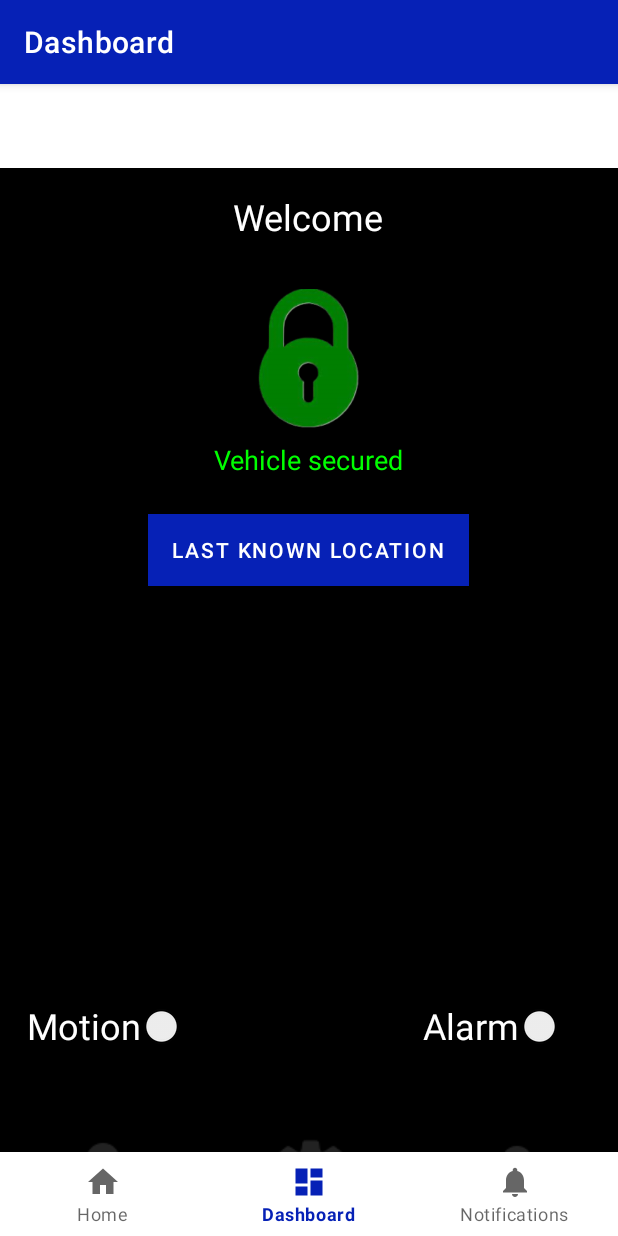
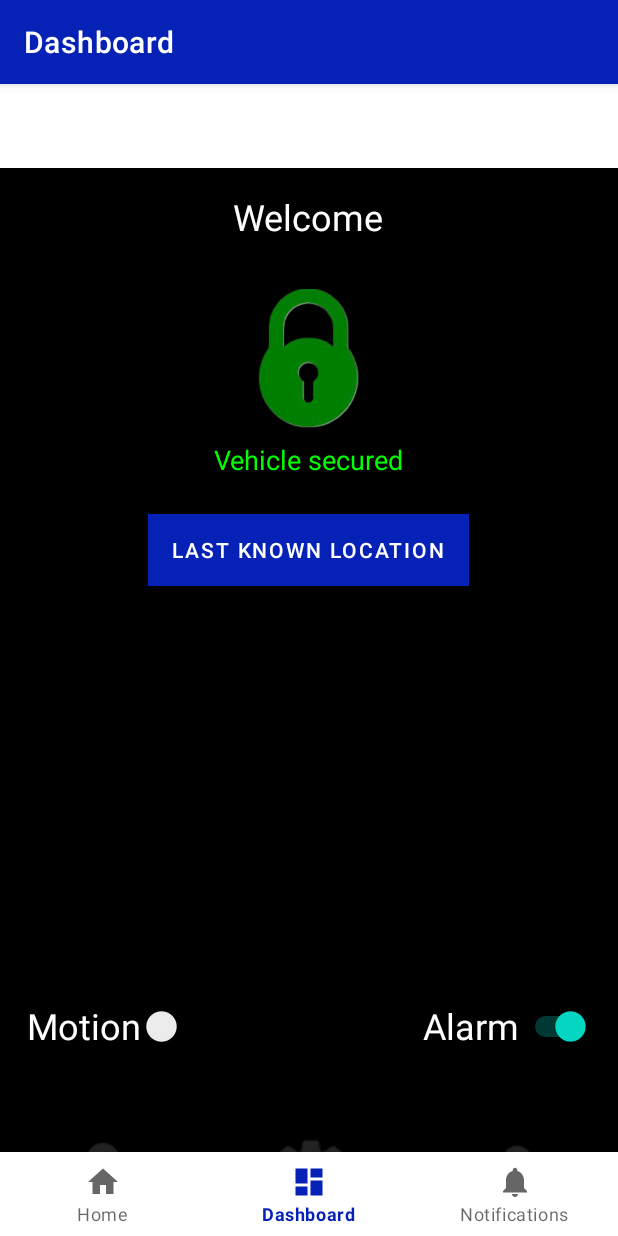
Before and after one commit to Yashraj-Rathore/Application, an Android app: the DashboardFragment screen opened through its navigation route, on a phone screen of 412 x 824 dp. Run offline under Robolectric (Android 15) with nearby library versions, the phone set to English and light mode, and no system bars; our stand-ins replace Firebase (no records; nobody signed in at launch, a user with empty details on screens opened directly), navigation-ui; libraries missing offline, so code that uses them is left out: org.checkerframework.checker.

Commit message:
proj 4000

```diff
--- a/app/src/main/java/com/example/myapplication/MainActivity.java
+++ b/app/src/main/java/com/example/myapplication/MainActivity.java
@@ -12,6 +12,9 @@ import android.util.Log;
 
 
 import android.Manifest;
+import android.widget.CompoundButton;
+import android.widget.Switch;
+
 import com.example.antitheft.R;
 import com.google.android.gms.tasks.OnFailureListener;
 import com.google.android.gms.tasks.OnSuccessListener;
@@ -58,34 +61,105 @@ public class MainActivity extends AppCompatActivity {
         NavigationUI.setupActionBarWithNavController(this, navController, appBarConfiguration);
         NavigationUI.setupWithNavController(binding.navView, navController);
 
-        // Check if we have read permission
-        int permission = ActivityCompat.checkSelfPermission(this, Manifest.permission.READ_EXTERNAL_STORAGE);
+//        // Check if we have read permission
+//        int permission = ActivityCompat.checkSelfPermission(this, Manifest.permission.READ_EXTERNAL_STORAGE);
+//
+//        if (permission != PackageManager.PERMISSION_GRANTED) {
+//            // We don't have permission so prompt the user
+//            ActivityCompat.requestPermissions(
+//                    this,
+//                    new String[]{Manifest.permission.READ_EXTERNAL_STORAGE},
+//                    MY_PERMISSIONS_REQUEST_READ_EXTERNAL_STORAGE
+//            );
+//        }
 
-        if (permission != PackageManager.PERMISSION_GRANTED) {
-            // We don't have permission so prompt the user
-            ActivityCompat.requestPermissions(
-                    this,
-                    new String[]{Manifest.permission.READ_EXTERNAL_STORAGE},
-                    MY_PERMISSIONS_REQUEST_READ_EXTERNAL_STORAGE
-            );
-        }
+//        Switch alarmSwitch = findViewById(R.id.lockSwitch); // Ensure this ID exists
+//        if (alarmSwitch != null) {
+//            alarmSwitch.setOnCheckedChangeListener(new CompoundButton.OnCheckedChangeListener() {
+//                @Override
+//                public void onCheckedChanged(CompoundButton buttonView, boolean isChecked) {
+//                    // Handle switch change
+//                    FirebaseDatabase database = FirebaseDatabase.getInstance();
+//                    DatabaseReference myRef = database.getReference("alarm");
+//                    if(isChecked) {
+//                        myRef.setValue("ON");
+//                    } else {
+//                        myRef.setValue("OFF");
+//                    }
+//                }
+//            });
+//        } else {
+//            // Log an error or throw an exception that the switch is not found
+//            Log.e("MainActivity", "Switch not found");
+//        }
+//
+//
+//    }
+//
+//    private void updateDatabase(String status) {
+//        FirebaseDatabase database = FirebaseDatabase.getInstance();
+//        DatabaseReference myRef = database.getReference("alarm");
+//        myRef.setValue(status);
+//    }
+//
+//    private boolean checkAndRequestPermissions() {
+//        if (Build.VERSION.SDK_INT >= Build.VERSION_CODES.R) {
+//            if (!Environment.isExternalStorageManager()) {
+//                Intent intent = new Intent(Settings.ACTION_MANAGE_ALL_FILES_ACCESS_PERMISSION);
+//                intent.setData(Uri.parse(String.format("package:%s", getApplicationContext().getPackageName())));
+//                startActivityForResult(intent, PERMISSIONS_REQUEST_MANAGE_STORAGE);
+//                return false;
+//            }
+//        } else {
+//            if (ContextCompat.checkSelfPermission(this, Manifest.permission.READ_EXTERNAL_STORAGE) != PackageManager.PERMISSION_GRANTED) {
+//                ActivityCompat.requestPermissions(this, new String[]{Manifest.permission.READ_EXTERNAL_STORAGE}, PERMISSIONS_REQUEST_READ_EXTERNAL_STORAGE);
+//                return false;
+//            }
+//        }
+//        return true;
+//    }
+//
+//    @Override
+//    public void onRequestPermissionsResult(int requestCode, @NonNull String[] permissions, @NonNull int[] grantResults) {
+//        super.onRequestPermissionsResult(requestCode, permissions, grantResults);
+//        if (requestCode == PERMISSIONS_REQUEST_READ_EXTERNAL_STORAGE) {
+//            if (grantResults.length > 0 && grantResults[0] == PackageManager.PERMISSION_GRANTED) {
+//                updateDatabase("ON");
+//            } else {
+//                Log.d("Permissions", "Read external storage permission was denied");
+//            }
+//        }
+//    }
+//
+//    @Override
+//    protected void onActivityResult(int requestCode, int resultCode, Intent data) {
+//        super.onActivityResult(requestCode, resultCode, data);
+//        if (requestCode == PERMISSIONS_REQUEST_MANAGE_STORAGE && Build.VERSION.SDK_INT >= Build.VERSION_CODES.R) {
+//            if (Environment.isExternalStorageManager()) {
+//                updateDatabase("ON");
+//            } else {
+//                Log.d("Permissions", "Manage external storage permission was denied");
+//            }
+//        }
+//    }
+//}
 
-
-        if (ContextCompat.checkSelfPermission(this,
-                Manifest.permission.READ_EXTERNAL_STORAGE)
-                != PackageManager.PERMISSION_GRANTED) {
-
-            // Permission is not granted
-            ActivityCompat.requestPermissions(this,
-                    new String[]{Manifest.permission.READ_EXTERNAL_STORAGE},
-                    MY_PERMISSIONS_REQUEST_READ_EXTERNAL_STORAGE);
-        } else {
-            // Permission has already been granted
-            //uploadImage();
-        }
-
-        //checkAndRequestPermissions();
-
+//        if (ContextCompat.checkSelfPermission(this,
+//                Manifest.permission.READ_EXTERNAL_STORAGE)
+//                != PackageManager.PERMISSION_GRANTED) {
+//
+//            // Permission is not granted
+//            ActivityCompat.requestPermissions(this,
+//                    new String[]{Manifest.permission.READ_EXTERNAL_STORAGE},
+//                    MY_PERMISSIONS_REQUEST_READ_EXTERNAL_STORAGE);
+//        } else {
+//            // Permission has already been granted
+//            //uploadImage();
+//        }
+//
+//        //checkAndRequestPermissions();
+//
+//    }
 
 
 //    private void checkAndRequestPermissions() {
@@ -125,8 +199,8 @@ public class MainActivity extends AppCompatActivity {
 //                    Log.d("Permissions", "Read external storage permission was denied");
 //                }
 //                break;
-//        }
-//    }
+        }
+    }
 //
 //
 //
@@ -180,60 +254,60 @@ public class MainActivity extends AppCompatActivity {
 //}
 
 
-    //Firebase Realtime Database code
-    FirebaseDatabase database = FirebaseDatabase.getInstance();
-    DatabaseReference myRef = database.getReference("alarm");
-    DatabaseReference myRef2 = database.getReference("motion");
-    DatabaseReference myRef3 = database.getReference("user_recognition");
-
-    // Write a message to the database
-        myRef.setValue("ON");
-        myRef2.setValue("OFF");
-        myRef3.setValue("OFF");
-
-    // Read from the database
-        myRef.addValueEventListener(new ValueEventListener() {
-        @Override
-        public void onDataChange (DataSnapshot dataSnapshot){
-            // This method is called once with the initial value and again
-            // whenever data at this location is updated.
-            String value = dataSnapshot.getValue(String.class);
-            Log.d("Database", "Value is: " + value);
-        }
-
-        @Override
-        public void onCancelled (DatabaseError error){
-            // Failed to read value
-            Log.w("Database", "Failed to read value.", error.toException());}
-    });
-
-        myRef2.addValueEventListener(new ValueEventListener() {
-            @Override
-            public void onDataChange (DataSnapshot dataSnapshot){
-                // This method is called once with the initial value and again
-                // whenever data at this location is updated.
-                String value = dataSnapshot.getValue(String.class);
-                Log.d("Database", "Value is: " + value);}
-
-            @Override
-            public void onCancelled (DatabaseError error){
-                // Failed to read value
-                Log.w("Database", "Failed to read value.", error.toException());}
-        });
-        myRef3.addValueEventListener(new ValueEventListener() {
-            @Override
-            public void onDataChange (DataSnapshot dataSnapshot){
-                // This method is called once with the initial value and again
-                // whenever data at this location is updated.
-                String value = dataSnapshot.getValue(String.class);
-                Log.d("Database", "Value is: " + value);}
-
-            @Override
-            public void onCancelled (DatabaseError error){
-                // Failed to read value
-                Log.w("Database", "Failed to read value.", error.toException());}
-        });
-
-
-    }
-}
+//    //Firebase Realtime Database code
+//    FirebaseDatabase database = FirebaseDatabase.getInstance();
+//    DatabaseReference myRef = database.getReference("alarm");
+//    DatabaseReference myRef2 = database.getReference("motion");
+//    DatabaseReference myRef3 = database.getReference("user_recognition");
+//
+//    // Write a message to the database
+//        myRef.setValue("ON");
+//        myRef2.setValue("OFF");
+//        myRef3.setValue("OFF");
+//
+//    // Read from the database
+//        myRef.addValueEventListener(new ValueEventListener() {
+//        @Override
+//        public void onDataChange (DataSnapshot dataSnapshot){
+//            // This method is called once with the initial value and again
+//            // whenever data at this location is updated.
+//            String value = dataSnapshot.getValue(String.class);
+//            Log.d("Database", "Value is: " + value);
+//        }
+//
+//        @Override
+//        public void onCancelled (DatabaseError error){
+//            // Failed to read value
+//            Log.w("Database", "Failed to read value.", error.toException());}
+//    });
+//
+//        myRef2.addValueEventListener(new ValueEventListener() {
+//            @Override
+//            public void onDataChange (DataSnapshot dataSnapshot){
+//                // This method is called once with the initial value and again
+//                // whenever data at this location is updated.
+//                String value = dataSnapshot.getValue(String.class);
+//                Log.d("Database", "Value is: " + value);}
+//
+//            @Override
+//            public void onCancelled (DatabaseError error){
+//                // Failed to read value
+//                Log.w("Database", "Failed to read value.", error.toException());}
+//        });
+//        myRef3.addValueEventListener(new ValueEventListener() {
+//            @Override
+//            public void onDataChange (DataSnapshot dataSnapshot){
+//                // This method is called once with the initial value and again
+//                // whenever data at this location is updated.
+//                String value = dataSnapshot.getValue(String.class);
+//                Log.d("Database", "Value is: " + value);}
+//
+//            @Override
+//            public void onCancelled (DatabaseError error){
+//                // Failed to read value
+//                Log.w("Database", "Failed to read value.", error.toException());}
+//        });
+//
+//
+//    }
+//}
--- a/app/src/main/java/com/example/myapplication/ui/dashboard/DashboardFragment.java
+++ b/app/src/main/java/com/example/myapplication/ui/dashboard/DashboardFragment.java
@@ -4,17 +4,26 @@ import android.os.Bundle;
 import android.view.LayoutInflater;
 import android.view.View;
 import android.view.ViewGroup;
+import android.widget.Switch;
 import android.widget.TextView;
 
 import androidx.annotation.NonNull;
+import androidx.annotation.Nullable;
 import androidx.fragment.app.Fragment;
 import androidx.lifecycle.ViewModelProvider;
 
+import com.example.antitheft.R;
 import com.example.antitheft.databinding.FragmentDashboardBinding;
+import com.google.firebase.database.DatabaseReference;
+import com.google.firebase.database.FirebaseDatabase;
 
 public class DashboardFragment extends Fragment {
 
     private FragmentDashboardBinding binding;
+    private static final int MY_PERMISSIONS_REQUEST_READ_EXTERNAL_STORAGE = 123;
+    private static final int PERMISSIONS_REQUEST_READ_EXTERNAL_STORAGE = 1;
+    private static final int PERMISSIONS_REQUEST_MANAGE_STORAGE = 2;
+    private Switch alarmSwitch;
 
     public View onCreateView(@NonNull LayoutInflater inflater,
                              ViewGroup container, Bundle savedInstanceState) {
@@ -26,7 +35,31 @@ public class DashboardFragment extends Fragment {
         final TextView textView = binding.textDashboard;
         dashboardViewModel.getText().observe(getViewLifecycleOwner(), textView::setText);
         return root;
+
+
+
     }
+
+    public void onViewCreated(@NonNull View view, @Nullable Bundle savedInstanceState) {
+        super.onViewCreated(view, savedInstanceState);
+
+        // Initialize your Switch here and set its listener
+        alarmSwitch = view.findViewById(R.id.lockSwitch);
+        if (alarmSwitch != null) {
+            alarmSwitch.setOnCheckedChangeListener((buttonView, isChecked) -> {
+                // Handle switch change
+                updateDatabase(isChecked ? "ON" : "OFF");
+            });
+        }
+    }
+
+    private void updateDatabase(String status) {
+        FirebaseDatabase database = FirebaseDatabase.getInstance();
+        DatabaseReference myRef = database.getReference("alarm");
+        myRef.setValue(status);
+    }
+
+
 
     @Override
     public void onDestroyView() {
--- a/app/src/main/res/layout/fragment_dashboard.xml
+++ b/app/src/main/res/layout/fragment_dashboard.xml
@@ -107,7 +107,9 @@
             android:minHeight="48dp"
             android:text="Alarm"
             android:textColor="#FFF"
-            android:textSize="24sp" />
+            android:textSize="24sp"
+            android:checked="true"/>
+
 
     </LinearLayout>
 
```
